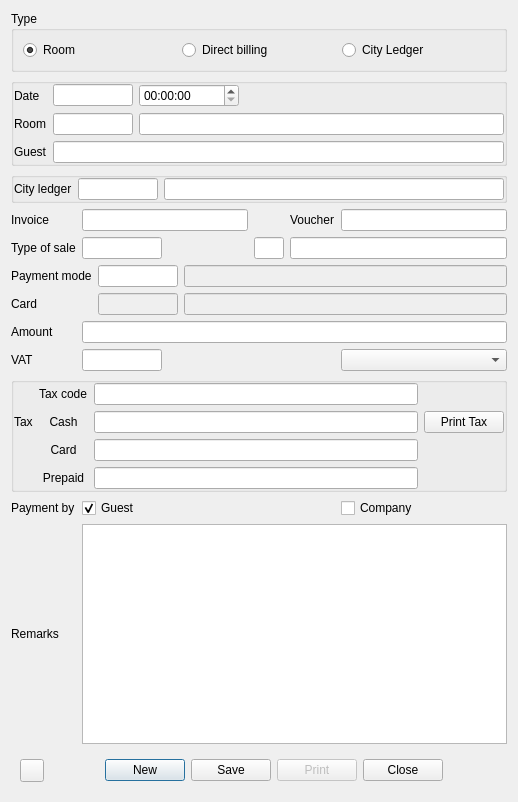
Before: the Qt Designer form Resort/dlgpostingcharges.ui in End1-1/Resort, drawn with Qt 5.
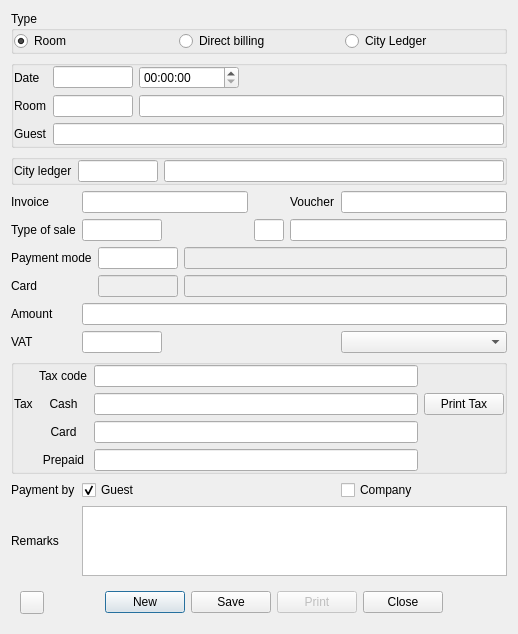
After: the same form once the commit is applied. Icons and pictures are not drawn. Custom widgets are drawn as their Qt base class.

The edit to the form file:
```diff
--- a/Resort/dlgpostingcharges.ui
+++ b/Resort/dlgpostingcharges.ui
@@ -7,7 +7,7 @@
     <x>0</x>
     <y>0</y>
     <width>518</width>
-    <height>802</height>
+    <height>572</height>
    </rect>
   </property>
   <property name="windowTitle">
@@ -404,6 +404,18 @@
         <string>Type</string>
        </property>
        <layout class="QHBoxLayout" name="horizontalLayout_2">
+        <property name="leftMargin">
+         <number>0</number>
+        </property>
+        <property name="topMargin">
+         <number>0</number>
+        </property>
+        <property name="rightMargin">
+         <number>0</number>
+        </property>
+        <property name="bottomMargin">
+         <number>0</number>
+        </property>
         <item>
          <widget class="QRadioButton" name="rbRoom">
           <property name="text">
@@ -527,7 +539,7 @@
        <property name="minimumSize">
         <size>
          <width>0</width>
-         <height>30</height>
+         <height>0</height>
         </size>
        </property>
        <layout class="QGridLayout" name="gridLayout_4">
```
